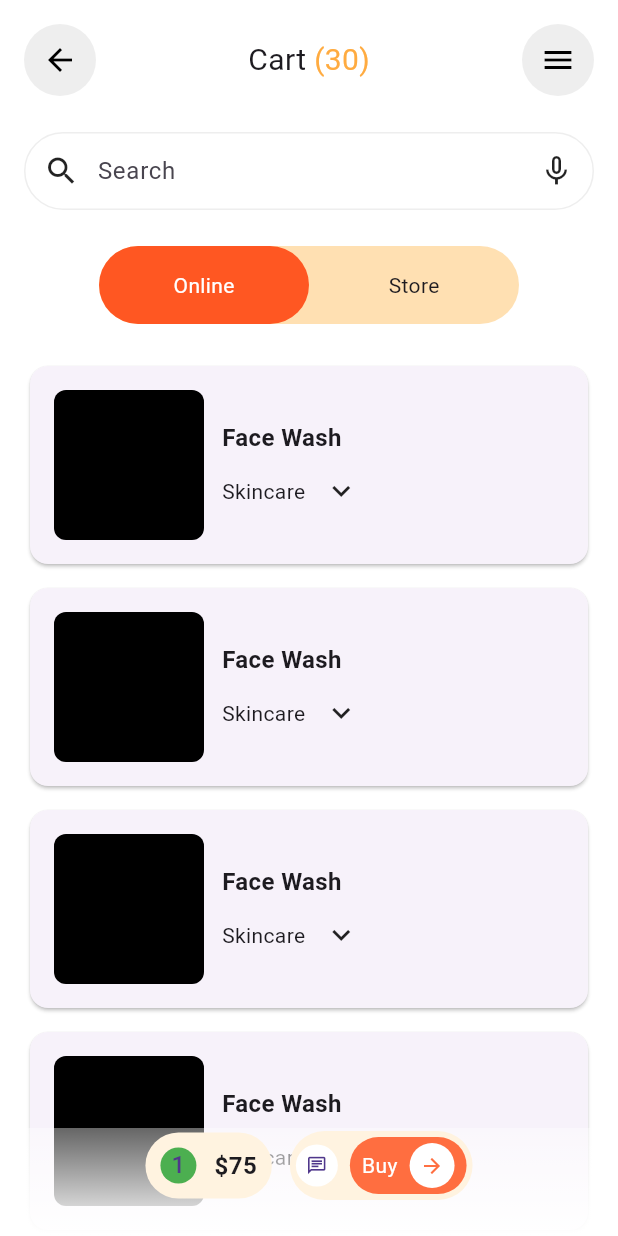
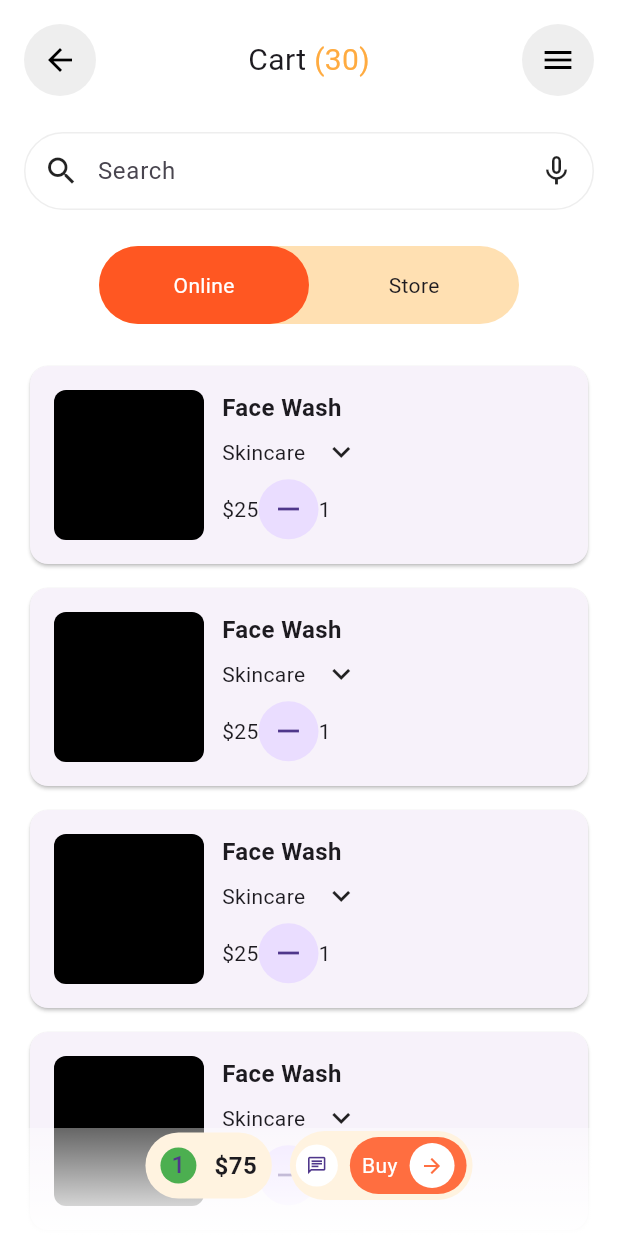
Before and after one commit to JAICHANGPARK/flutter_notebook_chapter_43, a Flutter app: the MarketplaceCartPage screen opened directly, on a phone screen of 412 x 824 dp. Run offline on Flutter 3.47's test engine with Material 3 defaults, Android fonts, the phone set to English and light mode, and no system bars; our stand-ins replace gap, hugeicons.

Commit message:
Update marketplace_cart_page.dart

```diff
--- a/lib/ep2168_marketplace_app/ui/marketplace_cart_page.dart
+++ b/lib/ep2168_marketplace_app/ui/marketplace_cart_page.dart
@@ -154,7 +154,7 @@ class _MarketplaceCartPageState extends State<MarketplaceCartPage> {
                                   Expanded(
                                     child: Column(
                                       crossAxisAlignment: CrossAxisAlignment.start,
-                                      spacing: 12,
+                                      spacing: 6,
                                       children: [
                                         Text(
                                           "Face Wash",
@@ -168,6 +168,22 @@ class _MarketplaceCartPageState extends State<MarketplaceCartPage> {
                                           children: [
                                             Text("Skincare"),
                                             Icon(Icons.keyboard_arrow_down),
+                                          ],
+                                        ),
+                                        Row(
+                                          children: [
+                                            Text("\$25"),
+                                            CircleAvatar(
+                                              child: Icon(Icons.remove),
+                                            ),
+                                            Container(
+                                              decoration: BoxDecoration(
+                                                shape: BoxShape.circle,
+                                              ),
+                                              child: Text(
+                                                "1",
+                                              ),
+                                            )
                                           ],
                                         )
                                       ],
```
